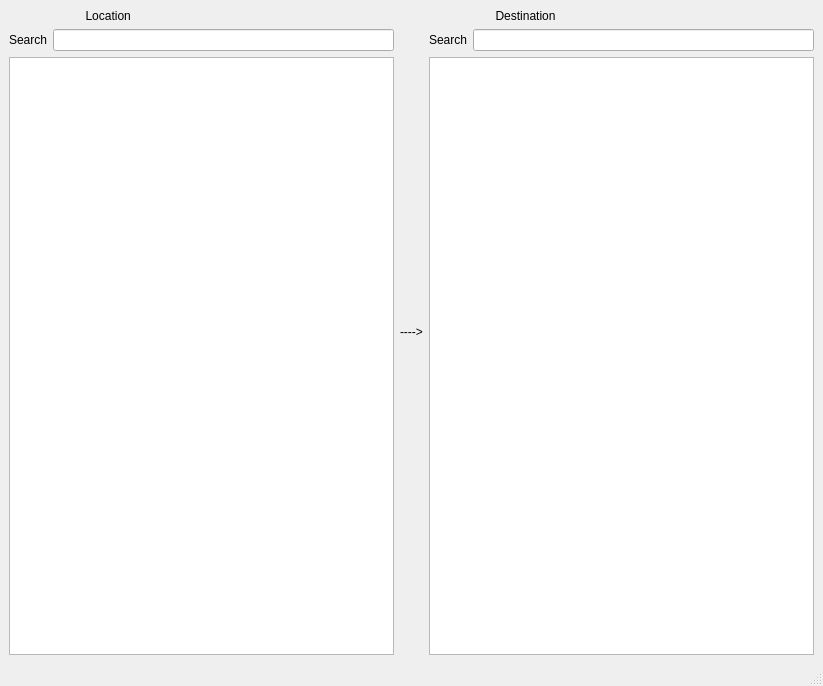
The window that mainwindow.ui (CoolManXD/TaxiPark-CourseWorkOOP-QT) describes before a commit, drawn with Qt 5.
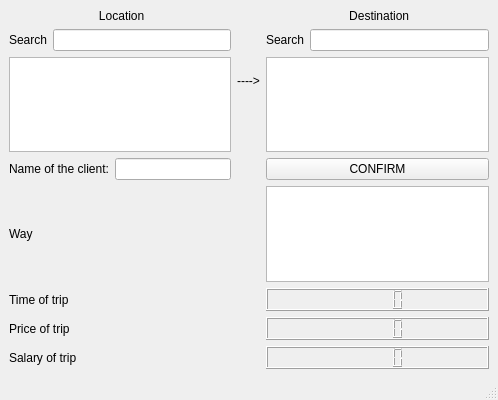
The same window after the commit.

What changed in the file:
```diff
--- a/mainwindow.ui
+++ b/mainwindow.ui
@@ -6,20 +6,20 @@
    <rect>
     <x>0</x>
     <y>0</y>
-    <width>823</width>
-    <height>686</height>
+    <width>498</width>
+    <height>400</height>
    </rect>
   </property>
   <property name="minimumSize">
    <size>
-    <width>498</width>
-    <height>391</height>
+    <width>300</width>
+    <height>400</height>
    </size>
   </property>
   <property name="maximumSize">
    <size>
-    <width>823</width>
-    <height>686</height>
+    <width>700</width>
+    <height>800</height>
    </size>
   </property>
   <property name="windowTitle">
@@ -27,12 +27,117 @@
   </property>
   <widget class="QWidget" name="centralwidget">
    <layout class="QGridLayout" name="gridLayout">
+    <item row="2" column="0">
+     <widget class="QLabel" name="labelWay">
+      <property name="text">
+       <string>Way</string>
+      </property>
+     </widget>
+    </item>
+    <item row="0" column="2">
+     <layout class="QVBoxLayout" name="verticalLayout_2">
+      <item>
+       <widget class="QLabel" name="labelNameD">
+        <property name="text">
+         <string> Destination</string>
+        </property>
+        <property name="alignment">
+         <set>Qt::AlignCenter</set>
+        </property>
+       </widget>
+      </item>
+      <item>
+       <layout class="QHBoxLayout" name="horizontalLayout_2">
+        <item>
+         <widget class="QLabel" name="labelSearchD">
+          <property name="text">
+           <string>Search</string>
+          </property>
+          <property name="alignment">
+           <set>Qt::AlignCenter</set>
+          </property>
+         </widget>
+        </item>
+        <item>
+         <widget class="QLineEdit" name="editSearchD"/>
+        </item>
+       </layout>
+      </item>
+      <item>
+       <widget class="QListWidget" name="listD">
+        <property name="cursor" stdset="0">
+         <cursorShape>PointingHandCursor</cursorShape>
+        </property>
+       </widget>
+      </item>
+     </layout>
+    </item>
+    <item row="3" column="2">
+     <widget class="QLCDNumber" name="valueTimeWay"/>
+    </item>
+    <item row="4" column="0">
+     <widget class="QLabel" name="labelPrice">
+      <property name="text">
+       <string>Price of trip</string>
+      </property>
+     </widget>
+    </item>
+    <item row="1" column="0">
+     <layout class="QHBoxLayout" name="horizontalLayout_3">
+      <item>
+       <widget class="QLabel" name="labelNameClient">
+        <property name="text">
+         <string>Name of the client:</string>
+        </property>
+       </widget>
+      </item>
+      <item>
+       <widget class="QLineEdit" name="editNameClient"/>
+      </item>
+     </layout>
+    </item>
+    <item row="4" column="2">
+     <widget class="QLCDNumber" name="valuePrice"/>
+    </item>
+    <item row="1" column="2">
+     <widget class="QPushButton" name="confirmButton">
+      <property name="text">
+       <string>CONFIRM</string>
+      </property>
+     </widget>
+    </item>
+    <item row="3" column="0">
+     <widget class="QLabel" name="labelTimeWay">
+      <property name="text">
+       <string>Time of trip</string>
+      </property>
+     </widget>
+    </item>
+    <item row="2" column="2">
+     <widget class="QTextBrowser" name="textWay"/>
+    </item>
+    <item row="0" column="1">
+     <widget class="QLabel" name="arrow">
+      <property name="enabled">
+       <bool>true</bool>
+      </property>
+      <property name="text">
+       <string>----&gt;</string>
+      </property>
+      <property name="alignment">
+       <set>Qt::AlignCenter</set>
+      </property>
+     </widget>
+    </item>
     <item row="0" column="0">
      <layout class="QVBoxLayout" name="verticalLayout">
       <item>
        <widget class="QLabel" name="labelNameL">
         <property name="text">
-         <string>                       Location</string>
+         <string> Location</string>
+        </property>
+        <property name="alignment">
+         <set>Qt::AlignCenter</set>
         </property>
        </widget>
       </item>
@@ -55,44 +160,23 @@
        </layout>
       </item>
       <item>
-       <widget class="QListWidget" name="listL"/>
+       <widget class="QListWidget" name="listL">
+        <property name="cursor" stdset="0">
+         <cursorShape>PointingHandCursor</cursorShape>
+        </property>
+       </widget>
       </item>
      </layout>
     </item>
-    <item row="0" column="1">
-     <widget class="QLabel" name="label_4">
+    <item row="5" column="0">
+     <widget class="QLabel" name="labelSalary">
       <property name="text">
-       <string>----&gt;</string>
+       <string>Salary of trip</string>
       </property>
      </widget>
     </item>
-    <item row="0" column="2">
-     <layout class="QVBoxLayout" name="verticalLayout_2">
-      <item>
-       <widget class="QLabel" name="labelNameD">
-        <property name="text">
-         <string>                    Destination</string>
-        </property>
-       </widget>
-      </item>
-      <item>
-       <layout class="QHBoxLayout" name="horizontalLayout_2">
-        <item>
-         <widget class="QLabel" name="labelSearchD">
-          <property name="text">
-           <string>Search</string>
-          </property>
-         </widget>
-        </item>
-        <item>
-         <widget class="QLineEdit" name="editSearchD"/>
-        </item>
-       </layout>
-      </item>
-      <item>
-       <widget class="QListWidget" name="listD"/>
-      </item>
-     </layout>
+    <item row="5" column="2">
+     <widget class="QLCDNumber" name="valueSalary"/>
     </item>
    </layout>
   </widget>
```
Left out of the diff: 5 changed lines with no effect on the pictures.
